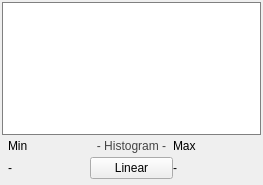
Before: the Qt Designer form src/QtUtils/Widgets/QtHistogramWidget.ui in SCIInstitute/Seg3D, drawn with Qt 5.
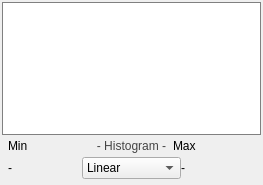
After: the same form once the commit is applied.

Commit message: Added pixel count to the mask layer, fixed issue with the histogram widget brackets not starting in the right positions, changed button to a drop down for selecting between log and linear views in the histogram

What changed in the file:
```diff
--- a/src/QtUtils/Widgets/QtHistogramWidget.ui
+++ b/src/QtUtils/Widgets/QtHistogramWidget.ui
@@ -195,7 +195,7 @@
              <height>30</height>
             </size>
            </property>
-           <layout class="QHBoxLayout" name="horizontalLayout_2">
+           <layout class="QHBoxLayout" name="horizontalLayout_2" stretch="3,4,3">
             <property name="spacing">
              <number>0</number>
             </property>
@@ -228,13 +228,17 @@
                 <number>0</number>
                </property>
                <item>
-                <widget class="QPushButton" name="log_histogram_button_">
+                <widget class="QComboBox" name="log_histogram_combo_">
+                 <item>
                  <property name="text">
                   <string>Linear</string>
                  </property>
-                 <property name="checkable">
-                  <bool>false</bool>
-                 </property>
+                 </item>
+                 <item>
+                  <property name="text">
+                   <string>Logarithmic</string>
+                  </property>
+                 </item>
                 </widget>
                </item>
               </layout>
```
Lines whose indentation alone changed are shown as unchanged. The commit also changes 9 other files.
